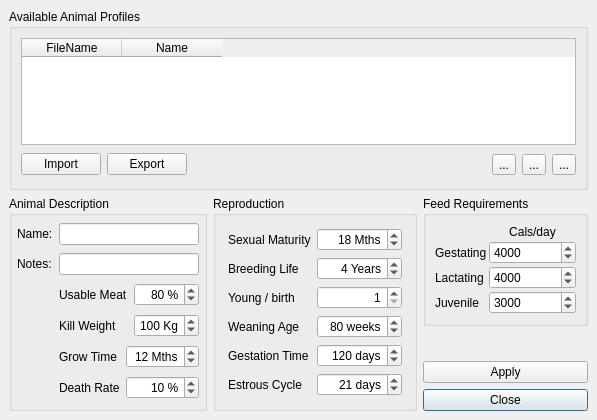
Before: the Qt Designer form src/ui/laanimalmanagerbase.ui in arkygeek/landuseanalyst, drawn with Qt 5.
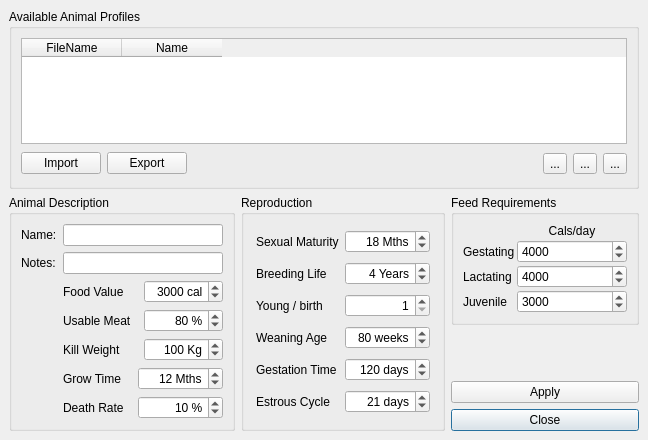
After: the same form once the commit is applied. Icons and pictures are not drawn.

Commit message: added food value spinbox to animal manager and more calcs in lamodel

```diff
--- a/src/ui/laanimalmanagerbase.ui
+++ b/src/ui/laanimalmanagerbase.ui
@@ -5,8 +5,8 @@
    <rect>
     <x>0</x>
     <y>0</y>
-    <width>597</width>
-    <height>420</height>
+    <width>648</width>
+    <height>440</height>
    </rect>
   </property>
   <property name="windowTitle" >
@@ -44,195 +44,15 @@
      </property>
      <layout class="QGridLayout" >
       <property name="margin" >
-       <number>5</number>
+       <number>9</number>
       </property>
       <property name="spacing" >
        <number>6</number>
       </property>
-      <item row="5" column="1" >
-       <widget class="QLabel" name="label_12" >
-        <property name="text" >
-         <string>Death Rate</string>
-        </property>
-       </widget>
-      </item>
-      <item row="5" column="2" colspan="2" >
-       <widget class="QSpinBox" name="spinBoxDeathRate" >
-        <property name="sizePolicy" >
-         <sizepolicy>
-          <hsizetype>7</hsizetype>
-          <vsizetype>0</vsizetype>
-          <horstretch>0</horstretch>
-          <verstretch>0</verstretch>
-         </sizepolicy>
-        </property>
-        <property name="toolTip" >
-         <string>&lt;html>&lt;head>&lt;meta name="qrichtext" content="1" />&lt;style type="text/css">
-p, li { white-space: pre-wrap; }
-&lt;/style>&lt;/head>&lt;body style=" font-family:'Sans Serif'; font-size:9pt; font-weight:400; font-style:normal; text-decoration:none;">
-&lt;p style=" margin-top:0px; margin-bottom:0px; margin-left:0px; margin-right:0px; -qt-block-indent:0; text-indent:0px;">Percent of babies that do not survive to slaughter age.&lt;/p>&lt;/body>&lt;/html></string>
-        </property>
-        <property name="whatsThis" >
-         <string>&lt;html>&lt;head>&lt;meta name="qrichtext" content="1" />&lt;style type="text/css">
-p, li { white-space: pre-wrap; }
-&lt;/style>&lt;/head>&lt;body style=" font-family:'Sans Serif'; font-size:9pt; font-weight:400; font-style:normal; text-decoration:none;">
-&lt;p style=" margin-top:0px; margin-bottom:0px; margin-left:0px; margin-right:0px; -qt-block-indent:0; text-indent:0px;">LandUse Analyst accommodates for birthing deaths only. If an animal survives to weaning age but dies before slaughter, it is not modelled at this time. However, you can adjust the death rate setting to indicate the average survival rate of births. This is important for determining herd size, as it affects the number of mothers needed to sustain the production levels required by the settlement.&lt;/p>&lt;/body>&lt;/html></string>
-        </property>
-        <property name="alignment" >
-         <set>Qt::AlignRight</set>
-        </property>
-        <property name="suffix" >
-         <string> %</string>
-        </property>
-        <property name="prefix" >
-         <string/>
-        </property>
-        <property name="maximum" >
-         <number>100</number>
-        </property>
-        <property name="value" >
-         <number>10</number>
-        </property>
-       </widget>
-      </item>
-      <item row="4" column="1" >
-       <widget class="QLabel" name="label_11" >
-        <property name="text" >
-         <string>Grow Time</string>
-        </property>
-       </widget>
-      </item>
-      <item row="4" column="2" colspan="2" >
-       <widget class="QSpinBox" name="spinBoxGrowTime" >
-        <property name="sizePolicy" >
-         <sizepolicy>
-          <hsizetype>5</hsizetype>
-          <vsizetype>0</vsizetype>
-          <horstretch>0</horstretch>
-          <verstretch>0</verstretch>
-         </sizepolicy>
-        </property>
-        <property name="toolTip" >
-         <string>&lt;html>&lt;head>&lt;meta name="qrichtext" content="1" />&lt;style type="text/css">
-p, li { white-space: pre-wrap; }
-&lt;/style>&lt;/head>&lt;body style=" font-family:'Sans Serif'; font-size:9pt; font-weight:400; font-style:normal; text-decoration:none;">
-&lt;p style=" margin-top:0px; margin-bottom:0px; margin-left:0px; margin-right:0px; -qt-block-indent:0; text-indent:0px;">Time from birth to slaughter weight&lt;/p>&lt;/body>&lt;/html></string>
-        </property>
-        <property name="whatsThis" >
-         <string>&lt;html>&lt;head>&lt;meta name="qrichtext" content="1" />&lt;style type="text/css">
-p, li { white-space: pre-wrap; }
-&lt;/style>&lt;/head>&lt;body style=" font-family:'Sans Serif'; font-size:9pt; font-weight:400; font-style:normal; text-decoration:none;">
-&lt;p style=" margin-top:0px; margin-bottom:0px; margin-left:0px; margin-right:0px; -qt-block-indent:0; text-indent:0px;">Grow time, or the length of time from birth to slaughter weight, is quite important for estimating the herd size. The longer it takes an animal to reach slaughter weight from birth, the higher the number of animals alive at any given time.&lt;/p>&lt;/body>&lt;/html></string>
-        </property>
-        <property name="alignment" >
-         <set>Qt::AlignRight</set>
-        </property>
-        <property name="suffix" >
-         <string> Mths</string>
-        </property>
-        <property name="prefix" >
-         <string/>
-        </property>
-        <property name="maximum" >
-         <number>60</number>
-        </property>
-        <property name="minimum" >
-         <number>1</number>
-        </property>
-        <property name="value" >
-         <number>12</number>
-        </property>
-       </widget>
-      </item>
-      <item row="3" column="1" colspan="2" >
-       <widget class="QLabel" name="label_10" >
-        <property name="text" >
-         <string>Kill Weight</string>
-        </property>
-       </widget>
-      </item>
-      <item row="3" column="3" >
-       <widget class="QSpinBox" name="spinBoxKillWeight" >
-        <property name="sizePolicy" >
-         <sizepolicy>
-          <hsizetype>7</hsizetype>
-          <vsizetype>0</vsizetype>
-          <horstretch>0</horstretch>
-          <verstretch>0</verstretch>
-         </sizepolicy>
-        </property>
-        <property name="toolTip" >
-         <string>&lt;html>&lt;head>&lt;meta name="qrichtext" content="1" />&lt;style type="text/css">
-p, li { white-space: pre-wrap; }
-&lt;/style>&lt;/head>&lt;body style=" font-family:'Sans Serif'; font-size:9pt; font-weight:400; font-style:normal; text-decoration:none;">
-&lt;p style=" margin-top:0px; margin-bottom:0px; margin-left:0px; margin-right:0px; -qt-block-indent:0; text-indent:0px;">Average weight of animal (Kg) when slaughtered&lt;/p>&lt;/body>&lt;/html></string>
-        </property>
-        <property name="whatsThis" >
-         <string>&lt;html>&lt;head>&lt;meta name="qrichtext" content="1" />&lt;style type="text/css">
-p, li { white-space: pre-wrap; }
-&lt;/style>&lt;/head>&lt;body style=" font-family:'Sans Serif'; font-size:9pt; font-weight:400; font-style:normal; text-decoration:none;">
-&lt;p style=" margin-top:0px; margin-bottom:0px; margin-left:0px; margin-right:0px; -qt-block-indent:0; text-indent:0px;">Animals can be slaughtered for butchering at any weight, but LandUse Analyst needs to know the average weight of the animals when they are slaughtered. This is their &lt;span style=" font-weight:600;">live weight.&lt;/span>&lt;/p>&lt;/body>&lt;/html></string>
-        </property>
-        <property name="alignment" >
-         <set>Qt::AlignRight</set>
-        </property>
-        <property name="suffix" >
-         <string> Kg</string>
-        </property>
-        <property name="prefix" >
-         <string/>
-        </property>
-        <property name="maximum" >
-         <number>999</number>
-        </property>
-        <property name="value" >
-         <number>100</number>
-        </property>
-       </widget>
-      </item>
       <item row="2" column="1" colspan="2" >
-       <widget class="QLabel" name="label_9" >
+       <widget class="QLabel" name="label_14" >
         <property name="text" >
-         <string>Usable Meat</string>
-        </property>
-       </widget>
-      </item>
-      <item row="2" column="3" >
-       <widget class="QSpinBox" name="spinBoxUsableMeatPercent" >
-        <property name="sizePolicy" >
-         <sizepolicy>
-          <hsizetype>5</hsizetype>
-          <vsizetype>0</vsizetype>
-          <horstretch>0</horstretch>
-          <verstretch>0</verstretch>
-         </sizepolicy>
-        </property>
-        <property name="toolTip" >
-         <string>&lt;html>&lt;head>&lt;meta name="qrichtext" content="1" />&lt;style type="text/css">
-p, li { white-space: pre-wrap; }
-&lt;/style>&lt;/head>&lt;body style=" font-family:'Sans Serif'; font-size:9pt; font-weight:400; font-style:normal; text-decoration:none;">
-&lt;p style=" margin-top:0px; margin-bottom:0px; margin-left:0px; margin-right:0px; -qt-block-indent:0; text-indent:0px;">Percent of live weight usable as meat&lt;/p>&lt;/body>&lt;/html></string>
-        </property>
-        <property name="whatsThis" >
-         <string>&lt;html>&lt;head>&lt;meta name="qrichtext" content="1" />&lt;style type="text/css">
-p, li { white-space: pre-wrap; }
-&lt;/style>&lt;/head>&lt;body style=" font-family:'Sans Serif'; font-size:9pt; font-weight:400; font-style:normal; text-decoration:none;">
-&lt;p style=" margin-top:0px; margin-bottom:0px; margin-left:0px; margin-right:0px; -qt-block-indent:0; text-indent:0px;">The production targets for animals are in Kg of meat, so to be compatible with animal numbers, you must know the percentage of the animal's live weight that is usable for food. You can also take into account here the efficiency of the butchering technique that the population used. In other words, if you believe they were wasteful, this is where you would make an adjustment to integrate that.&lt;/p>&lt;/body>&lt;/html></string>
-        </property>
-        <property name="alignment" >
-         <set>Qt::AlignRight</set>
-        </property>
-        <property name="suffix" >
-         <string> %</string>
-        </property>
-        <property name="prefix" >
-         <string/>
-        </property>
-        <property name="maximum" >
-         <number>120</number>
-        </property>
-        <property name="value" >
-         <number>80</number>
+         <string>Food Value</string>
         </property>
        </widget>
       </item>
@@ -270,6 +90,232 @@
         </property>
        </widget>
       </item>
+      <item row="4" column="1" >
+       <widget class="QLabel" name="label_10" >
+        <property name="text" >
+         <string>Kill Weight</string>
+        </property>
+       </widget>
+      </item>
+      <item row="4" column="3" >
+       <widget class="QSpinBox" name="spinBoxKillWeight" >
+        <property name="sizePolicy" >
+         <sizepolicy>
+          <hsizetype>7</hsizetype>
+          <vsizetype>0</vsizetype>
+          <horstretch>0</horstretch>
+          <verstretch>0</verstretch>
+         </sizepolicy>
+        </property>
+        <property name="toolTip" >
+         <string>&lt;html>&lt;head>&lt;meta name="qrichtext" content="1" />&lt;style type="text/css">
+p, li { white-space: pre-wrap; }
+&lt;/style>&lt;/head>&lt;body style=" font-family:'Sans Serif'; font-size:9pt; font-weight:400; font-style:normal; text-decoration:none;">
+&lt;p style=" margin-top:0px; margin-bottom:0px; margin-left:0px; margin-right:0px; -qt-block-indent:0; text-indent:0px;">Average weight of animal (Kg) when slaughtered&lt;/p>&lt;/body>&lt;/html></string>
+        </property>
+        <property name="whatsThis" >
+         <string>&lt;html>&lt;head>&lt;meta name="qrichtext" content="1" />&lt;style type="text/css">
+p, li { white-space: pre-wrap; }
+&lt;/style>&lt;/head>&lt;body style=" font-family:'Sans Serif'; font-size:9pt; font-weight:400; font-style:normal; text-decoration:none;">
+&lt;p style=" margin-top:0px; margin-bottom:0px; margin-left:0px; margin-right:0px; -qt-block-indent:0; text-indent:0px;">Animals can be slaughtered for butchering at any weight, but LandUse Analyst needs to know the average weight of the animals when they are slaughtered. This is their &lt;span style=" font-weight:600;">live weight.&lt;/span>&lt;/p>&lt;/body>&lt;/html></string>
+        </property>
+        <property name="alignment" >
+         <set>Qt::AlignRight</set>
+        </property>
+        <property name="suffix" >
+         <string> Kg</string>
+        </property>
+        <property name="prefix" >
+         <string/>
+        </property>
+        <property name="maximum" >
+         <number>999</number>
+        </property>
+        <property name="value" >
+         <number>100</number>
+        </property>
+       </widget>
+      </item>
+      <item row="5" column="1" >
+       <widget class="QLabel" name="label_11" >
+        <property name="text" >
+         <string>Grow Time</string>
+        </property>
+       </widget>
+      </item>
+      <item row="5" column="2" colspan="2" >
+       <widget class="QSpinBox" name="spinBoxGrowTime" >
+        <property name="sizePolicy" >
+         <sizepolicy>
+          <hsizetype>5</hsizetype>
+          <vsizetype>0</vsizetype>
+          <horstretch>0</horstretch>
+          <verstretch>0</verstretch>
+         </sizepolicy>
+        </property>
+        <property name="toolTip" >
+         <string>&lt;html>&lt;head>&lt;meta name="qrichtext" content="1" />&lt;style type="text/css">
+p, li { white-space: pre-wrap; }
+&lt;/style>&lt;/head>&lt;body style=" font-family:'Sans Serif'; font-size:9pt; font-weight:400; font-style:normal; text-decoration:none;">
+&lt;p style=" margin-top:0px; margin-bottom:0px; margin-left:0px; margin-right:0px; -qt-block-indent:0; text-indent:0px;">Time from birth to slaughter weight&lt;/p>&lt;/body>&lt;/html></string>
+        </property>
+        <property name="whatsThis" >
+         <string>&lt;html>&lt;head>&lt;meta name="qrichtext" content="1" />&lt;style type="text/css">
+p, li { white-space: pre-wrap; }
+&lt;/style>&lt;/head>&lt;body style=" font-family:'Sans Serif'; font-size:9pt; font-weight:400; font-style:normal; text-decoration:none;">
+&lt;p style=" margin-top:0px; margin-bottom:0px; margin-left:0px; margin-right:0px; -qt-block-indent:0; text-indent:0px;">Grow time, or the length of time from birth to slaughter weight, is quite important for estimating the herd size. The longer it takes an animal to reach slaughter weight from birth, the higher the number of animals alive at any given time.&lt;/p>&lt;/body>&lt;/html></string>
+        </property>
+        <property name="alignment" >
+         <set>Qt::AlignRight</set>
+        </property>
+        <property name="suffix" >
+         <string> Mths</string>
+        </property>
+        <property name="prefix" >
+         <string/>
+        </property>
+        <property name="maximum" >
+         <number>60</number>
+        </property>
+        <property name="minimum" >
+         <number>1</number>
+        </property>
+        <property name="value" >
+         <number>12</number>
+        </property>
+       </widget>
+      </item>
+      <item row="6" column="1" >
+       <widget class="QLabel" name="label_12" >
+        <property name="text" >
+         <string>Death Rate</string>
+        </property>
+       </widget>
+      </item>
+      <item row="6" column="2" colspan="2" >
+       <widget class="QSpinBox" name="spinBoxDeathRate" >
+        <property name="sizePolicy" >
+         <sizepolicy>
+          <hsizetype>7</hsizetype>
+          <vsizetype>0</vsizetype>
+          <horstretch>0</horstretch>
+          <verstretch>0</verstretch>
+         </sizepolicy>
+        </property>
+        <property name="toolTip" >
+         <string>&lt;html>&lt;head>&lt;meta name="qrichtext" content="1" />&lt;style type="text/css">
+p, li { white-space: pre-wrap; }
+&lt;/style>&lt;/head>&lt;body style=" font-family:'Sans Serif'; font-size:9pt; font-weight:400; font-style:normal; text-decoration:none;">
+&lt;p style=" margin-top:0px; margin-bottom:0px; margin-left:0px; margin-right:0px; -qt-block-indent:0; text-indent:0px;">Percent of babies that do not survive to slaughter age.&lt;/p>&lt;/body>&lt;/html></string>
+        </property>
+        <property name="whatsThis" >
+         <string>&lt;html>&lt;head>&lt;meta name="qrichtext" content="1" />&lt;style type="text/css">
+p, li { white-space: pre-wrap; }
+&lt;/style>&lt;/head>&lt;body style=" font-family:'Sans Serif'; font-size:9pt; font-weight:400; font-style:normal; text-decoration:none;">
+&lt;p style=" margin-top:0px; margin-bottom:0px; margin-left:0px; margin-right:0px; -qt-block-indent:0; text-indent:0px;">LandUse Analyst accommodates for birthing deaths only. If an animal survives to weaning age but dies before slaughter, it is not modelled at this time. However, you can adjust the death rate setting to indicate the average survival rate of births. This is important for determining herd size, as it affects the number of mothers needed to sustain the production levels required by the settlement.&lt;/p>&lt;/body>&lt;/html></string>
+        </property>
+        <property name="alignment" >
+         <set>Qt::AlignRight</set>
+        </property>
+        <property name="suffix" >
+         <string> %</string>
+        </property>
+        <property name="prefix" >
+         <string/>
+        </property>
+        <property name="maximum" >
+         <number>100</number>
+        </property>
+        <property name="value" >
+         <number>10</number>
+        </property>
+       </widget>
+      </item>
+      <item row="3" column="1" >
+       <widget class="QLabel" name="label_9" >
+        <property name="text" >
+         <string>Usable Meat</string>
+        </property>
+       </widget>
+      </item>
+      <item row="3" column="3" >
+       <widget class="QSpinBox" name="spinBoxUsableMeatPercent" >
+        <property name="sizePolicy" >
+         <sizepolicy>
+          <hsizetype>5</hsizetype>
+          <vsizetype>0</vsizetype>
+          <horstretch>0</horstretch>
+          <verstretch>0</verstretch>
+         </sizepolicy>
+        </property>
+        <property name="toolTip" >
+         <string>&lt;html>&lt;head>&lt;meta name="qrichtext" content="1" />&lt;style type="text/css">
+p, li { white-space: pre-wrap; }
+&lt;/style>&lt;/head>&lt;body style=" font-family:'Sans Serif'; font-size:9pt; font-weight:400; font-style:normal; text-decoration:none;">
+&lt;p style=" margin-top:0px; margin-bottom:0px; margin-left:0px; margin-right:0px; -qt-block-indent:0; text-indent:0px;">Percent of live weight usable as meat&lt;/p>&lt;/body>&lt;/html></string>
+        </property>
+        <property name="whatsThis" >
+         <string>&lt;html>&lt;head>&lt;meta name="qrichtext" content="1" />&lt;style type="text/css">
+p, li { white-space: pre-wrap; }
+&lt;/style>&lt;/head>&lt;body style=" font-family:'Sans Serif'; font-size:9pt; font-weight:400; font-style:normal; text-decoration:none;">
+&lt;p style=" margin-top:0px; margin-bottom:0px; margin-left:0px; margin-right:0px; -qt-block-indent:0; text-indent:0px;">The production targets for animals are in Kg of meat, so to be compatible with animal numbers, you must know the percentage of the animal's live weight that is usable for food. You can also take into account here the efficiency of the butchering technique that the population used. In other words, if you believe they were wasteful, this is where you would make an adjustment to integrate that.&lt;/p>&lt;/body>&lt;/html></string>
+        </property>
+        <property name="alignment" >
+         <set>Qt::AlignRight</set>
+        </property>
+        <property name="suffix" >
+         <string> %</string>
+        </property>
+        <property name="prefix" >
+         <string/>
+        </property>
+        <property name="maximum" >
+         <number>120</number>
+        </property>
+        <property name="value" >
+         <number>80</number>
+        </property>
+       </widget>
+      </item>
+      <item row="2" column="3" >
+       <widget class="QSpinBox" name="spinBoxMeatFoodValue" >
+        <property name="sizePolicy" >
+         <sizepolicy>
+          <hsizetype>5</hsizetype>
+          <vsizetype>0</vsizetype>
+          <horstretch>0</horstretch>
+          <verstretch>0</verstretch>
+         </sizepolicy>
+        </property>
+        <property name="toolTip" >
+         <string>&lt;html>&lt;head>&lt;meta name="qrichtext" content="1" />&lt;style type="text/css">
+p, li { white-space: pre-wrap; }
+&lt;/style>&lt;/head>&lt;body style=" font-family:'Sans Serif'; font-size:9pt; font-weight:400; font-style:normal; text-decoration:none;">
+&lt;p style=" margin-top:0px; margin-bottom:0px; margin-left:0px; margin-right:0px; -qt-block-indent:0; text-indent:0px;">Percent of live weight usable as meat&lt;/p>&lt;/body>&lt;/html></string>
+        </property>
+        <property name="whatsThis" >
+         <string>&lt;html>&lt;head>&lt;meta name="qrichtext" content="1" />&lt;style type="text/css">
+p, li { white-space: pre-wrap; }
+&lt;/style>&lt;/head>&lt;body style=" font-family:'Sans Serif'; font-size:9pt; font-weight:400; font-style:normal; text-decoration:none;">
+&lt;p style=" margin-top:0px; margin-bottom:0px; margin-left:0px; margin-right:0px; -qt-block-indent:0; text-indent:0px;">The production targets for animals are in Kg of meat, so to be compatible with animal numbers, you must know the percentage of the animal's live weight that is usable for food. You can also take into account here the efficiency of the butchering technique that the population used. In other words, if you believe they were wasteful, this is where you would make an adjustment to integrate that.&lt;/p>&lt;/body>&lt;/html></string>
+        </property>
+        <property name="alignment" >
+         <set>Qt::AlignRight</set>
+        </property>
+        <property name="suffix" >
+         <string> cal</string>
+        </property>
+        <property name="prefix" >
+         <string/>
+        </property>
+        <property name="maximum" >
+         <number>20000</number>
+        </property>
+        <property name="value" >
+         <number>3000</number>
+        </property>
+       </widget>
+      </item>
      </layout>
     </widget>
    </item>
@@ -643,7 +689,7 @@
      </property>
      <property name="sizeHint" >
       <size>
-       <width>121</width>
+       <width>148</width>
        <height>16</height>
       </size>
      </property>
```
The commit also changes 4 other files.
